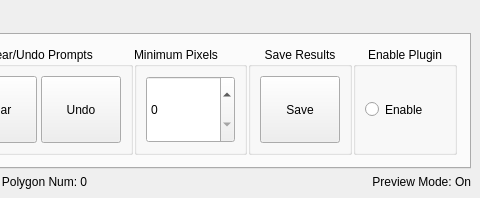
The window that ui/Selector.ui (coolzhao/Geo-SAM) describes before a commit, drawn with Qt 5; both pictures show x 391 to 871 and y 0 to 198 of the 871 by 198 pixel window.
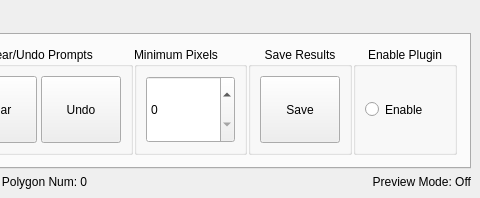
The same window after the commit. Custom widgets are drawn as their Qt base class.

Commit message: set preview mode to off

Diff of the .ui file:
```diff
--- a/ui/Selector.ui
+++ b/ui/Selector.ui
@@ -1135,7 +1135,7 @@
           <number>0</number>
          </property>
          <property name="text">
-          <string>Preview Mode: On</string>
+          <string>Preview Mode: Off</string>
          </property>
          <property name="alignment">
           <set>Qt::AlignRight|Qt::AlignTrailing|Qt::AlignVCenter</set>
```
